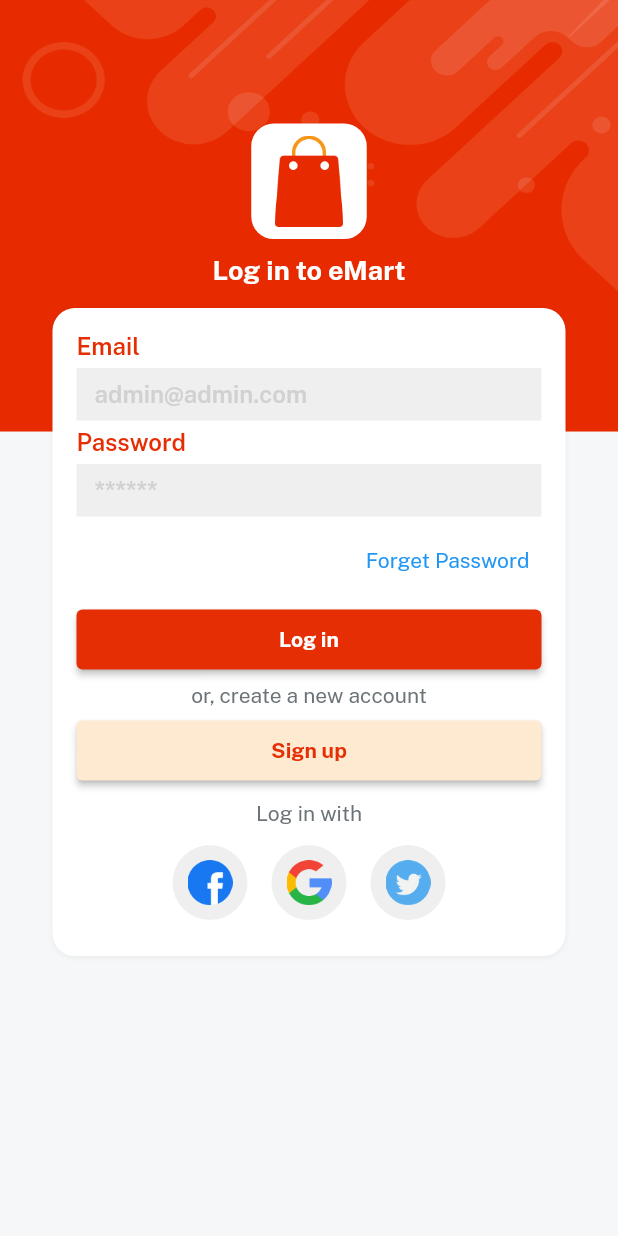
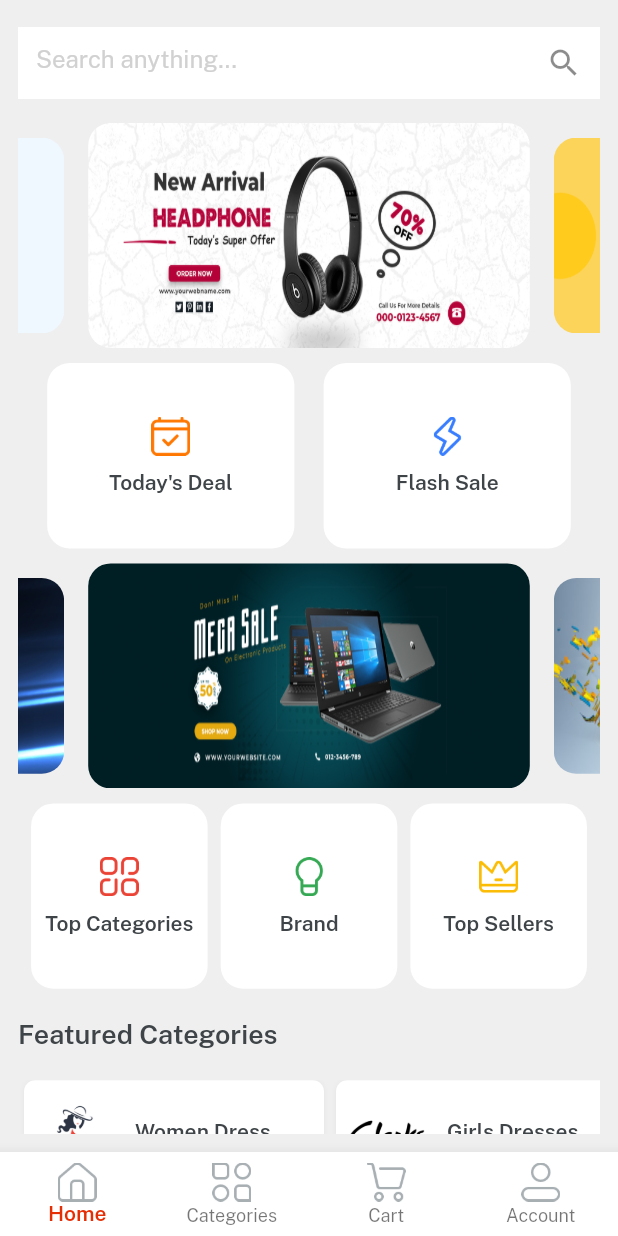
Before and after one commit to avikumar11haz/eMart_app, a Flutter app: the screen it shows after launch, after a tap on "Log in", on a phone screen of 412 x 824 dp. Run offline on Flutter 3.47's test engine with Material 2 defaults, Android fonts, the phone set to English and light mode, and no system bars; drawn by our look-alikes of velocity_x; our stand-ins replace get.

Commit message:
home page

```diff
--- a/lib/consts/lists.dart
+++ b/lib/consts/lists.dart
@@ -3,3 +3,12 @@
 import 'package:emart_app/consts/consts.dart';
 
 const socialIconList = [icFacebookLogo, icGoogleLogo, icTwitterLogo];
+
+const slidersList = [imgSlider1, imgSlider2, imgSlider3, imgSlider4];
+const secondslidersList = [imgSs1, imgSs2, imgSs3, imgSs4];
+
+const featuredImages1 = [imgS1, imgS2, imgS3];
+const featuredImages2 = [imgS4, imgS5, imgS6];
+
+const featuredTitles1 = [womenDress, girlsDress, girlsWatches];
+const featuredTitles2 = [boysGlasses, mobilePhone, tShirts];
--- a/lib/consts/strings.dart
+++ b/lib/consts/strings.dart
@@ -16,3 +16,15 @@ const emailHint = "admin@admin.com";
     const privacyPolicy = "Privacy Policy";
     const termAndCond = "Terms and Conditions";
     const alreadyHaveAccount = "Already have an account? ";
+
+    const home = "Home", categories = "Categories", cart = "Cart", account = "Account";
+
+    const searchanything = "Search anything...", todayDeal = "Today's Deal", flashsale = "Flash Sale", topsellers = "Top Sellers", brand = "Brand", topcategories ="Top Categories",
+    womenDress = "Women Dress",
+    girlsWatches = "Girls Watches",
+    mobilePhone = "Mobile Phone",
+    boysGlasses = "Boys Glasses",
+    tShirts = "TShirts",
+    girlsDress = "Girls Dresses",
+    featuredProduct = "Featured Products",
+        featuredCategories = "Featured Categories";
--- /dev/null
+++ b/lib/controllers/home_controller.dart
@@ -0,0 +1,7 @@
+
+import 'package:get/get.dart';
+
+class HomeController extends GetxController{
+
+  var currentNavIndex = 0.obs;
+}
--- a/lib/views/auth_screen/login_screen.dart
+++ b/lib/views/auth_screen/login_screen.dart
@@ -1,6 +1,7 @@
 import 'package:emart_app/consts/consts.dart';
 import 'package:emart_app/consts/lists.dart';
 import 'package:emart_app/views/auth_screen/signup_screen.dart';
+import 'package:emart_app/views/home_screen/home.dart';
 import 'package:emart_app/widgets_common/applog_widget.dart';
 import 'package:emart_app/widgets_common/bg_widgets.dart';
 import 'package:emart_app/widgets_common/custom_textfield.dart';
@@ -33,7 +34,11 @@ class LoginScreen extends StatelessWidget {
                     child: TextButton(onPressed: (){}, child: forgetPass.text.make())),
                 5.heightBox,
                 //ourButton().box.width(context.screenWidth - 50).make(),
-                ourButton(color: redColor, title: login, textColor: whiteColor, onPress: (){}).box.width(context.screenWidth - 50).make(),
+                ourButton(
+                    color: redColor, title: login, textColor: whiteColor, onPress: (){
+                  Get.to(()=> const Home());
+                }).box.width(context.screenWidth - 50).make(),
+
                 5.heightBox,
                 createNewAccount.text.color(fontGrey).make(),
                 5.heightBox,
--- a/lib/views/auth_screen/signup_screen.dart
+++ b/lib/views/auth_screen/signup_screen.dart
@@ -1,5 +1,5 @@
 import 'package:emart_app/consts/colors.dart';
-import 'package:emart_app/consts/lists.dart';
+//import 'package:emart_app/consts/lists.dart';
 import 'package:emart_app/consts/strings.dart';
 import 'package:emart_app/consts/styles.dart';
 import 'package:emart_app/widgets_common/applog_widget.dart';
@@ -12,8 +12,15 @@ import 'package:flutter/src/foundation/key.dart';
 import 'package:get/get.dart';
 import 'package:velocity_x/velocity_x.dart';
 
-class SignupScreen extends StatelessWidget {
+class SignupScreen extends StatefulWidget {
   const SignupScreen({Key? key}) : super(key: key);
+
+  @override
+  State<SignupScreen> createState() => _SignupScreenState();
+}
+
+class _SignupScreenState extends State<SignupScreen> {
+  bool? isCheck = false;
 
   @override
   Widget build(BuildContext context) {
@@ -41,9 +48,14 @@ class SignupScreen extends StatelessWidget {
                     Row(
                       children: [
                         Checkbox(
-                          checkColor: redColor,
-                            value: false,
-                            onChanged: (newValue){},
+                          activeColor: redColor,
+                          checkColor: whiteColor,
+                            value: isCheck,
+                            onChanged: (newValue){
+                            setState(() {
+                              isCheck = newValue;
+                            });
+                            },
                         ),
                         10.heightBox,
                         Expanded(
@@ -53,25 +65,25 @@ class SignupScreen extends StatelessWidget {
                                   TextSpan(
                                     text: "I agree to the ",
                                     style: TextStyle(
-                                      fontFamily: bold,
+                                      fontFamily: regular,
                                       color: fontGrey,
                                     )),
                                   TextSpan(
                                       text: termAndCond,
                                       style: TextStyle(
-                                        fontFamily: bold,
+                                        fontFamily: regular,
                                         color: redColor,
                                       )),
                                   TextSpan(
                                       text: " & ",
                                       style: TextStyle(
-                                        fontFamily: bold,
+                                        fontFamily: regular,
                                         color: fontGrey,
                                       )),
                                   TextSpan(
                                       text: privacyPolicy,
                                       style: TextStyle(
-                                        fontFamily: bold,
+                                        fontFamily: regular,
                                         color: redColor,
                                       )),
                                 ]
@@ -81,25 +93,23 @@ class SignupScreen extends StatelessWidget {
                     ),
                     5.heightBox,
                     //ourButton().box.width(context.screenWidth - 50).make(),
-                    ourButton(color: redColor, title: signup, textColor: whiteColor, onPress: (){})
+                    ourButton(color: isCheck == true ? redColor : lightGrey,
+                        title: signup,
+                        textColor: whiteColor,
+                        onPress: (){})
                         .box
                         .width(context.screenWidth - 50)
                         .make(),
-                    5.heightBox,
-                    RichText(text: const TextSpan(
-                      children: [
-                        TextSpan(
-                          text: alreadyHaveAccount,
-                          style: TextStyle(fontFamily: bold, color: fontGrey),
-                        ),
-                        TextSpan(
-                          text: login,
-                          style: TextStyle(fontFamily: bold, color: redColor),
-                        )
-                      ]
-                    )).onTap(() {
-                      Get.back();
-                    }),
+                    10.heightBox,
+                  Row(
+                    mainAxisAlignment: MainAxisAlignment.center,
+                    children: [
+                      alreadyHaveAccount.text.color(fontGrey).make(),
+                      login.text.color(redColor).make().onTap(() {
+                        Get.back();
+                      }),
+                    ],
+                  ),
                   ],
                 ).box.white.rounded.padding(const EdgeInsets.all(16)).width(context.screenWidth - 70).shadowSm.make(),
 
--- /dev/null
+++ b/lib/views/cart_screen/cart_screen.dart
@@ -0,0 +1,12 @@
+import 'package:emart_app/consts/consts.dart';
+
+class CartScreen extends StatelessWidget {
+  const CartScreen({Key? key}) : super(key: key);
+
+  @override
+  Widget build(BuildContext context) {
+    return Container(
+      color: Colors.purple,
+    );
+  }
+}
--- /dev/null
+++ b/lib/views/category_screen/category_screen.dart
@@ -0,0 +1,12 @@
+import 'package:emart_app/consts/consts.dart';
+
+class CategoryScreen extends StatelessWidget {
+  const CategoryScreen({Key? key}) : super(key: key);
+
+  @override
+  Widget build(BuildContext context) {
+    return Container(
+      color: Colors.yellow,
+    );
+  }
+}
--- /dev/null
+++ b/lib/views/home_screen/components/featured_button.dart
@@ -0,0 +1,11 @@
+import 'package:emart_app/consts/consts.dart';
+
+Widget featuredButton({String? title, icon}) {
+  return Row(
+    children: [
+      Image.asset(icon, width: 60, fit: BoxFit.fill,),
+      10.widthBox,
+      title!.text.fontFamily(semibold).color(darkFontGrey).make(),
+    ],
+  ).box.width(200).margin(const EdgeInsets.symmetric(horizontal: 4)).white.padding(const EdgeInsets.all(4)).roundedSM.outerShadowSm.make();
+}
--- /dev/null
+++ b/lib/views/home_screen/home.dart
@@ -0,0 +1,52 @@
+import 'package:emart_app/consts/consts.dart';
+import 'package:emart_app/controllers/home_controller.dart';
+import 'package:emart_app/views/cart_screen/cart_screen.dart';
+import 'package:emart_app/views/category_screen/category_screen.dart';
+import 'package:emart_app/views/home_screen/home_screen.dart';
+import 'package:emart_app/views/profile_screen/profile_screen.dart';
+import 'package:get/get.dart';
+
+class Home extends StatelessWidget {
+  const Home({Key? key}) : super(key: key);
+
+  @override
+  Widget build(BuildContext context) {
+
+    var controller = Get.put(HomeController());
+
+    var navbarItem = [
+      BottomNavigationBarItem(icon: Image.asset(icHome, width: 26,), label: home),
+      BottomNavigationBarItem(icon: Image.asset(icCategories, width: 26,), label: categories),
+      BottomNavigationBarItem(icon: Image.asset(icCart, width: 26,), label: cart),
+      BottomNavigationBarItem(icon: Image.asset(icProfile, width: 26,), label: account),
+    ];
+
+    var navBody = [
+      const HomeScreen(),
+      const CategoryScreen(),
+      const CartScreen(),
+      const ProfileScreen()
+    ];
+
+    return Scaffold(
+      body: Column(
+        children: [
+          Obx(() => Expanded(child: navBody.elementAt(controller.currentNavIndex.value))),
+        ],
+      ),
+      bottomNavigationBar: Obx(()=>
+          BottomNavigationBar(
+            currentIndex: controller.currentNavIndex.value,
+            type: BottomNavigationBarType.fixed,
+            selectedItemColor: redColor,
+            selectedLabelStyle: const TextStyle(fontFamily: semibold),
+            backgroundColor: whiteColor,
+            items: navbarItem,
+            onTap: (value){
+              controller.currentNavIndex.value = value;
+            },
+          ),
+      ),
+    );
+  }
+}
--- /dev/null
+++ b/lib/views/home_screen/home_screen.dart
@@ -0,0 +1,195 @@
+import 'package:emart_app/consts/consts.dart';
+import 'package:emart_app/consts/lists.dart';
+import 'package:emart_app/views/home_screen/components/featured_button.dart';
+import 'package:emart_app/widgets_common/home_buttons.dart';
+import 'package:flutter/material.dart';
+import 'package:velocity_x/velocity_x.dart';
+
+class HomeScreen extends StatelessWidget {
+  const HomeScreen({Key? key}) : super(key: key);
+
+  @override
+  Widget build(BuildContext context) {
+    return Container(
+      padding: const EdgeInsets.all(12),
+      color: lightGrey,
+      width: context.screenWidth,
+      height: context.screenHeight,
+      child: SafeArea(
+        child: Column(
+          children: [
+            Container(
+              alignment: Alignment.center,
+              height: 60,
+              color: lightGrey,
+              child: TextFormField(
+                decoration: const InputDecoration(
+                  border: InputBorder.none,
+                  suffixIcon: Icon(Icons.search),
+                  filled: true,
+                  fillColor: whiteColor,
+                  hintText: searchanything,
+                  hintStyle: TextStyle(color: textfieldGrey),
+                ),
+              ),
+            ),
+            10.heightBox,
+
+           Expanded(
+             child: SingleChildScrollView(
+               physics: const BouncingScrollPhysics(),
+               child: Column(
+                 children: [
+                   VxSwiper.builder(
+                       aspectRatio: 16/9,
+                       autoPlay: true,
+                       height: 150,
+                       enlargeCenterPage: true,
+                       itemCount: slidersList.length,
+                       itemBuilder: (context, index){
+                         return Image.asset(
+                           slidersList[index],
+                           fit: BoxFit.fill,
+                         ).box.rounded.clip(Clip.antiAlias).margin(const EdgeInsets.symmetric(horizontal: 8)).make();
+                       }),
+
+                   10.heightBox,
+                   Row(
+                     mainAxisAlignment: MainAxisAlignment.spaceEvenly,
+                     children: List.generate(2, (index) => homeButton(
+                       height: context.screenHeight * 0.15,
+                       width: context.screenWidth / 2.5,
+                       icon: index == 0 ? icTodaysDeal : icFlashDeal,
+                       title: index == 0 ? todayDeal : flashsale,
+                     )),
+                   ),
+                   10.heightBox,
+
+                   // second swiper
+                   VxSwiper.builder(
+                       aspectRatio: 16/9,
+                       autoPlay: true,
+                       height: 150,
+                       enlargeCenterPage: true,
+                       itemCount: secondslidersList.length,
+                       itemBuilder: (context, index){
+                         return Image.asset(
+                           secondslidersList[index],
+                           fit: BoxFit.fill,
+                         ).box.rounded.clip(Clip.antiAlias).margin(const EdgeInsets.symmetric(horizontal: 8)).make();
+                       }),
+                   10.heightBox,
+
+                   Row(
+                     mainAxisAlignment: MainAxisAlignment.spaceEvenly,
+                     children: List.generate(3, (index) => homeButton(
+                       height: context.screenHeight * 0.15,
+                       width: context.screenWidth / 3.5,
+                       icon: index == 0 ? icTopCategories : index == 1 ? icBrands : icTopSeller,
+                       title: index == 0 ? topcategories : index == 1 ? brand : topsellers,
+                     )),
+                   ),
+
+                   20.heightBox,
+
+                   //featuredCategories
+                   Align(
+                       alignment: Alignment.centerLeft,
+                       child: featuredCategories.text.color(darkFontGrey).size(18).fontFamily(semibold).make()),
+                   20.heightBox,
+
+                   SingleChildScrollView(
+                     scrollDirection: Axis.horizontal,
+                     child: Row(
+                       children: List.generate(3, (index) => Column(
+                         children: [
+                           featuredButton(icon: featuredImages1[index], title: featuredTitles1[index]),
+                           10.heightBox,
+                           featuredButton(icon: featuredImages2[index], title: featuredTitles2[index]),
+                         ],
+                       )).toList(),
+                     ),
+                   ),
+
+                   //featured product
+                   20.heightBox,
+                   Container(
+                     padding: const EdgeInsets.all(12),
+                     width: double.infinity,
+                     decoration: const BoxDecoration(
+                       color: redColor
+                     ),
+                     child: Column(
+                       crossAxisAlignment: CrossAxisAlignment.start,
+                       children: [
+                         featuredProduct.text.white.fontFamily(bold).size(18).make(),
+                         10.heightBox,
+                         SingleChildScrollView(
+                           scrollDirection: Axis.horizontal,
+                           child: Row(
+                             children: List.generate(6, (index) => Column(
+                               crossAxisAlignment: CrossAxisAlignment.start,
+                               children: [
+                                 Image.asset(imgP1, width: 150, fit: BoxFit.cover,
+                                 ),
+                                 10.heightBox,
+                                 "Laptop 4GB/64GB".text.fontFamily(semibold).color(darkFontGrey).make(),
+                                 10.heightBox,
+                                 "\$600".text.color(redColor).fontFamily(bold).size(16).make()
+                               ],
+                             ).box.white.margin(const EdgeInsets.symmetric(horizontal: 4)).roundedSM.padding(EdgeInsets.all(8)).color(whiteColor).make()),
+                           ),
+                         )
+                       ],
+                     ),
+                   ),
+
+                   //third swiper
+                   20.heightBox,
+                   VxSwiper.builder(
+                       aspectRatio: 16/9,
+                       autoPlay: true,
+                       height: 150,
+                       enlargeCenterPage: true,
+                       itemCount: secondslidersList.length,
+                       itemBuilder: (context, index){
+                         return Image.asset(
+                           secondslidersList[index],
+                           fit: BoxFit.fill,
+                         ).box.rounded.clip(Clip.antiAlias).margin(const EdgeInsets.symmetric(horizontal: 8)).make();
+                       }),
+
+                   //all product section
+                   20.heightBox,
+                   GridView.builder(
+                     physics: const NeverScrollableScrollPhysics(),
+                     shrinkWrap: true,
+                       itemCount: 6,
+                       gridDelegate: SliverGridDelegateWithFixedCrossAxisCount(crossAxisCount: 2, mainAxisSpacing: 8,crossAxisSpacing: 8,mainAxisExtent: 300),
+                       itemBuilder: (context, index){
+                     return Column(
+                       crossAxisAlignment: CrossAxisAlignment.start,
+                       children: [
+                         Image.asset(imgP5,height: 200, width: 200, fit: BoxFit.cover,
+                         ),
+                         const Spacer(),
+                         10.heightBox,
+                         "Laptop 4GB/64GB".text.fontFamily(semibold).color(darkFontGrey).make(),
+                         10.heightBox,
+                         "\$600".text.color(redColor).fontFamily(bold).size(16).make()
+                       ],
+                     ).box.white.margin(const EdgeInsets.symmetric(horizontal: 4)).roundedSM.padding(EdgeInsets.all(12)).color(whiteColor).make();
+                   })
+
+                 ],
+               ),
+             ),
+           ),
+
+
+          ],
+        ),
+      ),
+    );
+  }
+}
--- /dev/null
+++ b/lib/views/profile_screen/profile_screen.dart
@@ -0,0 +1,12 @@
+import 'package:emart_app/consts/consts.dart';
+
+class ProfileScreen extends StatelessWidget {
+  const ProfileScreen({Key? key}) : super(key: key);
+
+  @override
+  Widget build(BuildContext context) {
+    return Container(
+      color: Colors.red,
+    );
+  }
+}
--- /dev/null
+++ b/lib/widgets_common/home_buttons.dart
@@ -0,0 +1,12 @@
+import 'package:emart_app/consts/consts.dart';
+
+Widget homeButton({width, height, icon, String? title, onPress}){
+  return Column(
+    mainAxisAlignment: MainAxisAlignment.center,
+    children: [
+      Image.asset(icon, width: 26,),
+      10.heightBox,
+      title!.text.fontFamily(semibold).color(darkFontGrey).make()
+    ],
+  ).box.rounded.white.size(width, height).make();
+}
```
